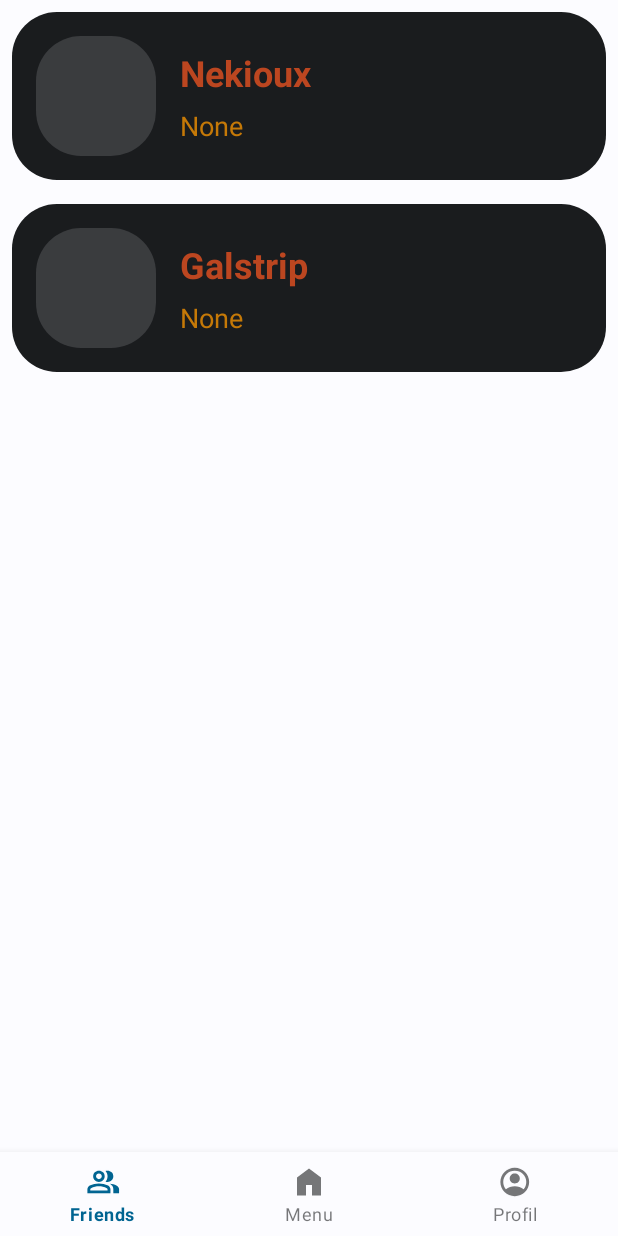
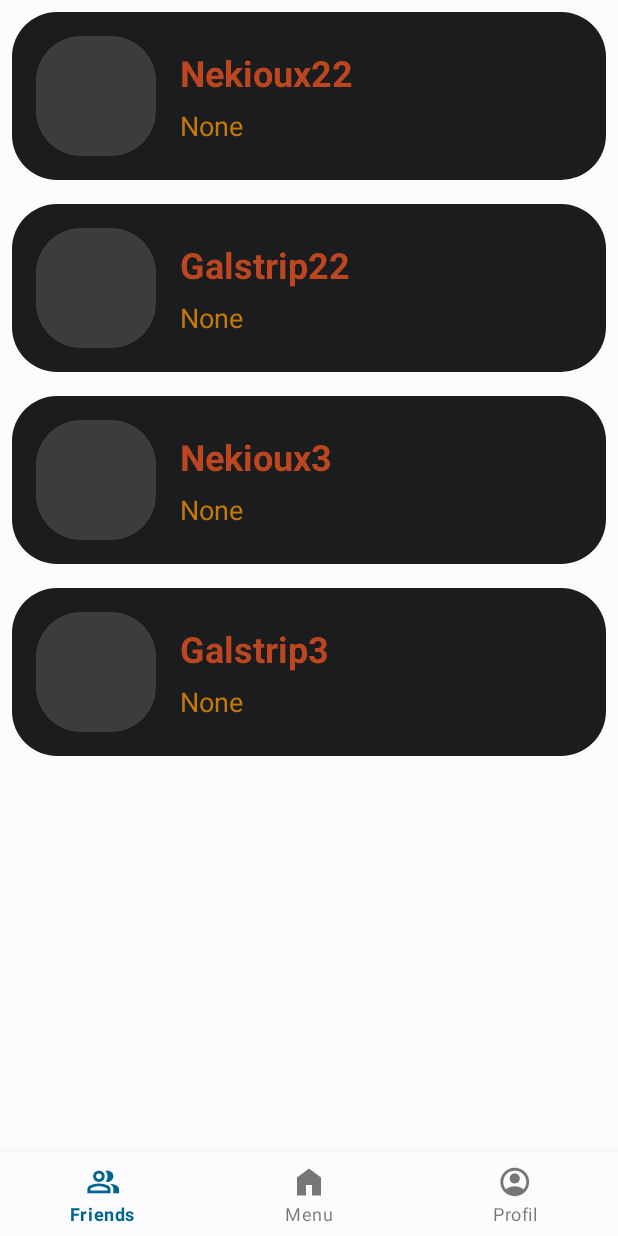
Before and after one commit to LapierreYohan/GifWatcher, an Android app: the FriendsFragment screen opened directly, with no data from a screen before it, on a phone screen of 412 x 824 dp. Run offline under Robolectric (Android 15) with nearby library versions, the phone set to English and light mode, and no system bars; our stand-ins replace Timber, navigation-ui; network calls fail; 1 statement that could not run was skipped.

Commit message:
Two RecyclerViews under each other in one layout

```diff
--- a/Gifs_Watcher/app/src/main/java/com/example/gifs_watcher/viewmodel/MainViewModel.kt
+++ b/Gifs_Watcher/app/src/main/java/com/example/gifs_watcher/viewmodel/MainViewModel.kt
@@ -23,6 +23,8 @@ class MainViewModel : ViewModel() {
     val printedGifLD: MutableLiveData<Results?> = MutableLiveData()
     val listFriend: MutableLiveData<ArrayList<User?>> = MutableLiveData()
     val Friends : LiveData<ArrayList<User?>> = listFriend
+    val pendingFriends : MutableLiveData<ArrayList<User?>> = MutableLiveData()
+    val pendings : LiveData<ArrayList<User?>> = pendingFriends
 
     enum class View{
         HOME, FRIENDS, PROFIL
@@ -44,17 +46,32 @@ class MainViewModel : ViewModel() {
         return "This is " + view.toString()
     }
 
-    fun getUsers() {
-        val u1 = User("Nekioux", "pwd", "Axel", "Gailliard", "axel.g@gmail.com", "pas d'idee", "", "")
-        val u2 = User("Galstrip", "pwd2", "Yohan", "Lapierre", "yohan.l@gmail.com", "toujours pas d'idee", "", "")
-        addUser(u1)
-        addUser(u2)
+    fun getFriendsUsers() {
+        val u1 = User("Nekioux3", "pwd", "Axel", "Gailliard", "axel.g@gmail.com", "pas d'idee", "", "")
+        val u2 = User("Galstrip3", "pwd2", "Yohan", "Lapierre", "yohan.l@gmail.com", "toujours pas d'idee", "", "")
+        addFriendsUser(u1)
+        addFriendsUser(u2)
         viewModelScope.launch {
             listFriend.postValue(listFriend.value)
         }
     }
 
-    fun addUser(user : User) {
+    fun addFriendsUser(user : User) {
         listFriend.value?.add(user)
     }
+
+    fun getPendingFriendsUsers() {
+        val u1 = User("Nekioux22", "pwd", "Axel", "Gailliard", "axel.g@gmail.com", "pas d'idee", "", "")
+        val u2 = User("Galstrip22", "pwd2", "Yohan", "Lapierre", "yohan.l@gmail.com", "toujours pas d'idee", "", "")
+        addPendingFriendsUser(u1)
+        addPendingFriendsUser(u2)
+        viewModelScope.launch {
+            pendingFriends.postValue(pendingFriends.value)
+        }
+    }
+
+    fun addPendingFriendsUser(user : User) {
+        pendingFriends.value?.add(user)
+    }
+
 }
--- a/Gifs_Watcher/app/src/main/java/com/example/gifs_watcher/views/main/fragments/FriendsFragment.kt
+++ b/Gifs_Watcher/app/src/main/java/com/example/gifs_watcher/views/main/fragments/FriendsFragment.kt
@@ -1,7 +1,6 @@
 package com.example.gifs_watcher.views.main.fragments
 
 import android.os.Bundle
-import android.util.Log
 import android.view.LayoutInflater
 import android.view.View
 import android.view.ViewGroup
@@ -38,14 +37,28 @@ class FriendsFragment : Fragment() {
     override fun onViewCreated(view: View, savedInstanceState: Bundle?) {
         super.onViewCreated(view, savedInstanceState)
 
-        setupFriendsAdapter(view)
+        setupFriendsAdapterForPendingRequest(view)
+        setupFriendsAdapterForFriendsList(view)
 
     }
 
-    fun setupFriendsAdapter(view: View){
+    fun setupFriendsAdapterForPendingRequest(view: View){
         val rv = view.findViewById(R.id.rv_pending_request) as RecyclerView
+        mainViewModel.pendingFriends.value = ArrayList() // je sais pas ou l'ecrire mais est super important sinon on peut pas intégrer des données dans le livedata, une sorte d'initialisation
+        mainViewModel.getPendingFriendsUsers()
+        mainViewModel.pendings.observe(viewLifecycleOwner) { response ->
+            response?.let {
+                val adapter = FriendsAdapter(it)
+                rv.adapter = adapter
+                rv.layoutManager = LinearLayoutManager(this.context)
+            }
+        }
+    }
+
+    fun setupFriendsAdapterForFriendsList(view: View){
+        val rv = view.findViewById(R.id.rv_friends_list) as RecyclerView
         mainViewModel.listFriend.value = ArrayList() // je sais pas ou l'ecrire mais est super important sinon on peut pas intégrer des données dans le livedata, une sorte d'initialisation
-        mainViewModel.getUsers()
+        mainViewModel.getFriendsUsers()
         mainViewModel.Friends.observe(viewLifecycleOwner) { response ->
             response?.let {
                 val adapter = FriendsAdapter(it)
--- a/Gifs_Watcher/app/src/main/res/layout/fragment_friends.xml
+++ b/Gifs_Watcher/app/src/main/res/layout/fragment_friends.xml
@@ -20,20 +20,22 @@
         app:layout_constraintStart_toStartOf="parent"
         app:layout_constraintTop_toTopOf="parent" />
 
-    <RelativeLayout
+    <LinearLayout
         android:layout_width="match_parent"
-        android:layout_height="match_parent">
+        android:layout_height="match_parent"
+        android:orientation="vertical" >
 
         <androidx.recyclerview.widget.RecyclerView
             android:id="@+id/rv_pending_request"
             android:layout_width="match_parent"
-            android:layout_height="match_parent"
-            tools:listitem="@layout/pending_request"/>
+            android:layout_height="wrap_content"
+            tools:listitem="@layout/pending_request" />
 
         <androidx.recyclerview.widget.RecyclerView
-            android:id="@+id/rv_2"
+            android:id="@+id/rv_friends_list"
             android:layout_width="match_parent"
-            android:layout_height="match_parent" />
+            android:layout_height="wrap_content"
+            tools:listitem="@layout/pending_request" />
 
-    </RelativeLayout>
+    </LinearLayout>
 </androidx.constraintlayout.widget.ConstraintLayout>
```
